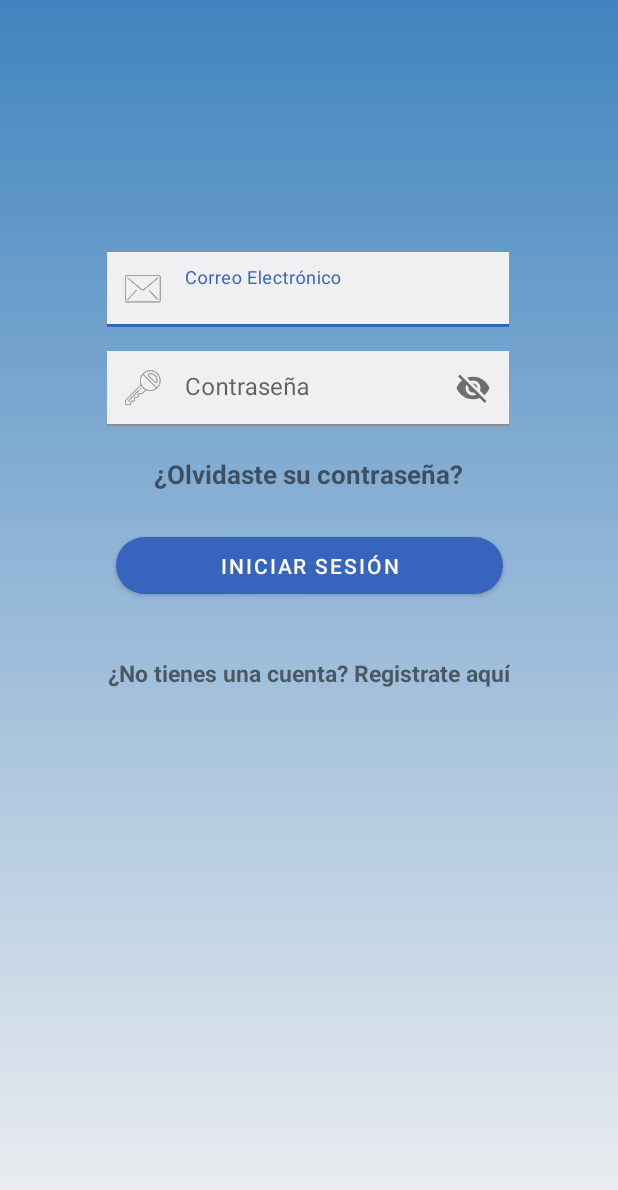
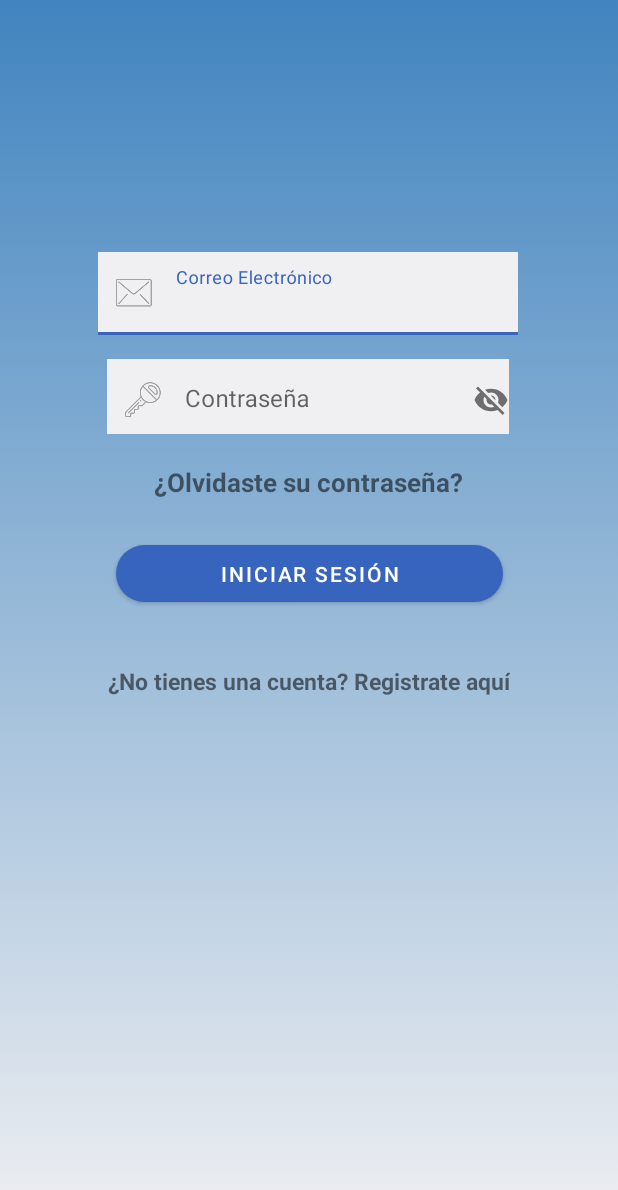
Before and after one commit to Mobile-Heroes/mytournament, an Android app: the screen it shows after launch (Login), after a tap on "INICIAR SESIÓN", on a phone screen of 412 x 824 dp. Shown: the top 1190 px of the screen. Run offline under Robolectric (Android 15) with nearby library versions, the phone set to English and light mode, and no system bars.

Commit message:
Add Login

```diff
--- /dev/null
+++ b/app/src/main/java/com/mobile/heroes/mytournament/LoadingScreen.kt
@@ -0,0 +1,35 @@
+package com.mobile.heroes.mytournament
+
+import android.app.Dialog
+import android.content.Context
+import android.graphics.Color
+import android.graphics.drawable.ColorDrawable
+import android.view.Window
+import android.widget.TextView
+
+
+object LoadingScreen {
+    var dialog: Dialog? = null //obj
+    fun displayLoadingWithText(context: Context?, text: String?, cancelable: Boolean) { // function -- context(parent (reference))
+        dialog = Dialog(context!!)
+        dialog!!.requestWindowFeature(Window.FEATURE_NO_TITLE)
+        dialog!!.setContentView(R.layout.layout_loading_screen)
+        dialog!!.window!!.setBackgroundDrawable(ColorDrawable(Color.TRANSPARENT))
+        dialog!!.setCancelable(cancelable)
+        val textView = dialog!!.findViewById<TextView>(R.id.text)
+        textView.text = text
+        try {
+            dialog!!.show()
+        } catch (e: Exception) {
+        }
+    }
+
+    fun hideLoading() {
+        try {
+            if (dialog != null) {
+                dialog!!.dismiss()
+            }
+        } catch (e: Exception) {
+        }
+    }
+}
--- a/app/src/main/java/com/mobile/heroes/mytournament/Login.kt
+++ b/app/src/main/java/com/mobile/heroes/mytournament/Login.kt
@@ -1,6 +1,7 @@
 package com.mobile.heroes.mytournament
 
 import SessionManager
+import android.app.Dialog
 import android.content.Intent
 import androidx.appcompat.app.AppCompatActivity
 import android.os.Bundle
@@ -16,6 +17,12 @@ import retrofit2.Call
 import retrofit2.Callback
 import retrofit2.Response
 
+
+import android.graphics.Color
+import android.graphics.drawable.ColorDrawable
+import android.view.Window
+
+
 class Login : AppCompatActivity() {
 
     private lateinit var sessionManager: SessionManager
@@ -23,10 +30,12 @@ class Login : AppCompatActivity() {
 
     lateinit var txtLogin: TextInputEditText
     lateinit var txtPassword: TextInputEditText
+    private var dialog: Dialog? = null //obj
 
     override fun onCreate(savedInstanceState: Bundle?) {
         super.onCreate(savedInstanceState)
         setContentView(R.layout.activity_login)
+        //METODO PARA DESAROLLO RAPIDO
 
         //DECLARACION DE OBJETOS LAYOUT
         txtLogin = findViewById(R.id.txtLogin)
@@ -47,10 +56,12 @@ class Login : AppCompatActivity() {
 
     fun starNewSession(username: String, password: String){
         println("Login in: " + username + " Password: " + password )
+        LoadingScreen.displayLoadingWithText(this,"Please wait...",false)
 
         apiClient.getApiService().login(LoginRequest(username = username, password = password, rememberMe = false))
             .enqueue(object : Callback<LoginResponse> {
                 override fun onFailure(call: Call<LoginResponse>, t: Throwable) {
+                    LoadingScreen.hideLoading()
                     HandleLoginError()
                 }
 
@@ -59,19 +70,28 @@ class Login : AppCompatActivity() {
 
                     if (loginResponse?.id_token != null) {
                         sessionManager.saveAuthToken(loginResponse.id_token)
-                        val activityIntent : Intent = Intent(applicationContext, soccer_scoreboard::class.java)
-                        startActivity(activityIntent)
+                        LoadingScreen.hideLoading()
+                        runOnUiThread() {
+                            val activityIntent: Intent =
+                                Intent(applicationContext, soccer_scoreboard::class.java)
+                            startActivity(activityIntent)
+                        }
 
                     } else {
+                        LoadingScreen.hideLoading()
                         HandleLoginError()
                     }
                 }
             })
     }
 
+
+
     fun HandleLoginError() {
-        Toast.makeText(applicationContext, "Error al iniciar sesion, porfavor verifique credenciales", Toast.LENGTH_SHORT).show()
-        txtLogin.setText("")
-        txtPassword.setText("")
+        runOnUiThread(){
+            Toast.makeText(applicationContext, "Error al iniciar sesion, porfavor verifique credenciales", Toast.LENGTH_SHORT).show()
+            txtLogin.setText("")
+            txtPassword.setText("")
+        }
     }
 }
--- a/app/src/main/res/layout/activity_login.xml
+++ b/app/src/main/res/layout/activity_login.xml
@@ -6,6 +6,8 @@
     android:layout_height="match_parent"
     tools:context=".Login"
     android:background="@drawable/gradient_background">
+
+
 
     <ImageView
         android:id="@+id/imgviewLogo"
@@ -20,8 +22,8 @@
 
     <com.google.android.material.textfield.TextInputLayout
         android:id="@+id/edtxtEmailLogin"
-        android:layout_width="268dp"
-        android:layout_height="50dp"
+        android:layout_width="280dp"
+        android:layout_height="55dp"
         android:layout_marginTop="60dp"
         android:gravity="start|top"
         android:hint="@string/email"
@@ -76,8 +78,8 @@
 
         <com.google.android.material.textfield.TextInputEditText
             android:id="@+id/txtPassword"
-            android:layout_width="match_parent"
-            android:layout_height="match_parent"
+            android:layout_width="280dp"
+            android:layout_height="55dp"
             android:background="@color/gris"
             android:ems="10"
             android:textAlignment="center"
```
Also changed, not shown: app/src/main/java/com/mobile/heroes/mytournament/soccer_scoreboard.kt (+0 -18 lines), app/src/main/res/layout/layout_loading_screen.xml (added, +22 -0 lines).
